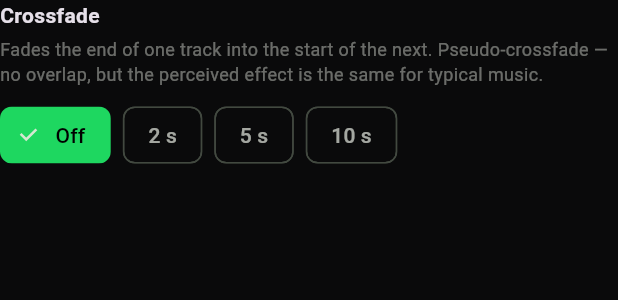
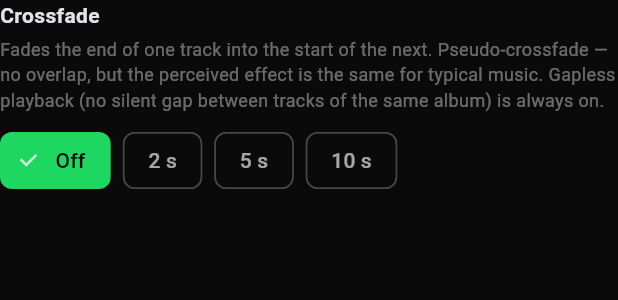
Before and after one commit to damienigg/digaudio, a Flutter app: the _CrossfadePicker widget shown alone on an empty page, opened directly with empty values, on a phone screen of 412 x 824 dp. Shown: the top 300 px of the screen. Run offline on Flutter 3.47's test engine with Material 3 defaults, Android fonts, the phone set to English and light mode, and no system bars; our stand-ins replace audio_service, cached_network_image, dio, drift, file_picker, flutter_riverpod and 7 more; missing offline and left inert: audio_session; accounts and stored records are empty; generated files the repository leaves out were written again; statements that could not run were skipped.

Commit message:
v0.17.1 — gapless playback confirmation (note only)
ConcatenatingAudioSource has been gapless since v0.9.x — same-album
track transitions never insert a silent gap. No engine change
needed; just added a sentence to the Crossfade settings card so the
user knows the relationship between crossfade (optional) and
gapless (always on).

Co-Authored-By: Claude Opus 4.7 (1M context) <noreply@anthropic.com>

```diff
--- a/lib/ui/settings.dart
+++ b/lib/ui/settings.dart
@@ -921,7 +921,8 @@ class _CrossfadePicker extends StatelessWidget {
           Text(
             'Fades the end of one track into the start of the next. '
             'Pseudo-crossfade — no overlap, but the perceived effect is '
-            'the same for typical music.',
+            'the same for typical music. Gapless playback (no silent '
+            'gap between tracks of the same album) is always on.',
             style: TextStyle(color: context.textMuted, fontSize: 12),
           ),
           const SizedBox(height: 8),
--- a/pubspec.yaml
+++ b/pubspec.yaml
@@ -1,7 +1,7 @@
 name: digaudio
 description: "digaudio — a lightweight, modern, high-quality audio player (local + Subsonic)."
 publish_to: 'none'
-version: 0.17.0+40
+version: 0.17.1+41
 
 environment:
   sdk: ^3.5.4
```
Also changed, not shown: 1 other file.
